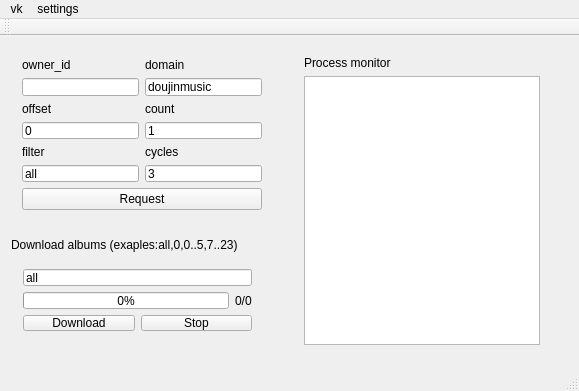
The window that wallreader/interface.ui (zavalroman/vkdoujinmusic) describes before a commit, drawn with Qt 5.
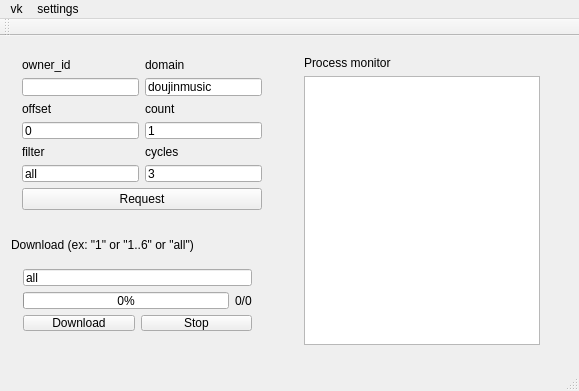
The same window after the commit.

The edit to the form file:
```diff
--- a/wallreader/interface.ui
+++ b/wallreader/interface.ui
@@ -180,7 +180,7 @@
      </rect>
     </property>
     <property name="text">
-     <string>Download albums (exaples:all,0,0..5,7..23)</string>
+     <string>Download (ex: &quot;1&quot; or &quot;1..6&quot; or &quot;all&quot;)</string>
     </property>
    </widget>
    <widget class="QWidget" name="">
```
